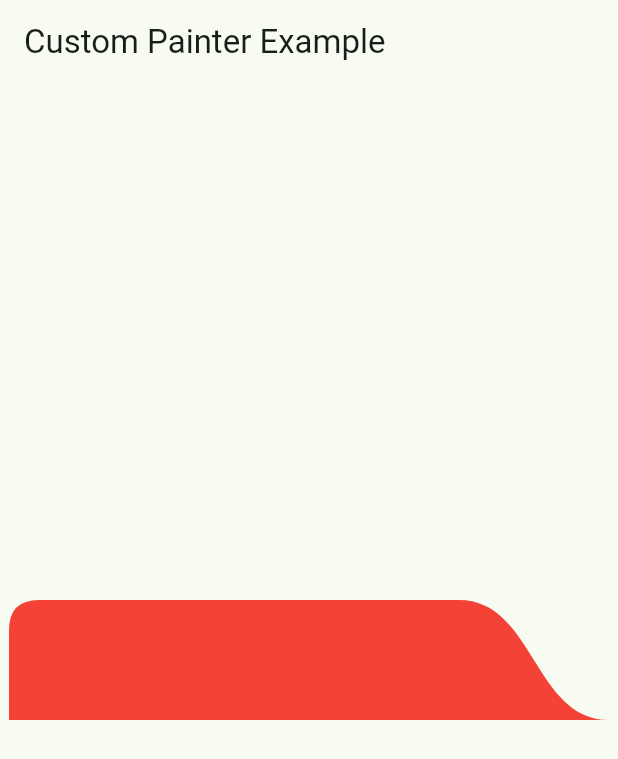
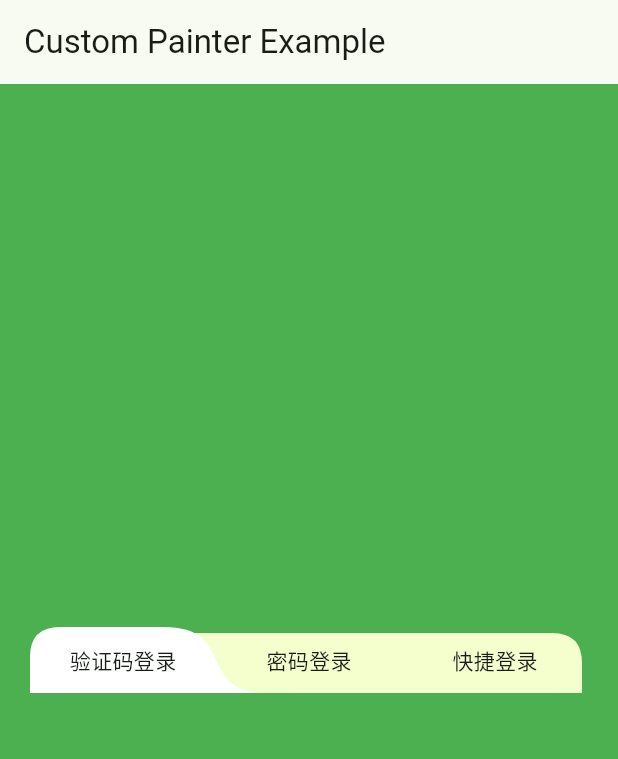
Before and after one commit to zp0708/field_login, a Flutter app: the screen it shows after launch, on a phone screen of 412 x 824 dp. Shown: the top 759 px of the screen. Run offline on Flutter 3.47's test engine with Material 3 defaults, Android fonts, the phone set to English and light mode, and no system bars.

Commit message:
shape tab

```diff
--- a/lib/main.dart
+++ b/lib/main.dart
@@ -1,3 +1,4 @@
+import 'package:field_login/widgets/shape_tab_widget/shape_tab_widget.dart';
 import 'package:flutter/material.dart';
 import 'widgets/login_tab_widget.dart';
 import 'widgets/background_widget.dart';
@@ -5,45 +6,6 @@ import 'widgets/phone_input_widget.dart';
 
 void main() {
   runApp(const MyApp());
-}
-
-class LoginTabShape extends StatelessWidget {
-  const LoginTabShape({super.key});
-
-  @override
-  Widget build(BuildContext context) {
-    return SizedBox(
-      width: 400,
-      height: 80,
-      child: CustomPaint(
-        painter: TabPainter(),
-      ),
-    );
-  }
-}
-
-class TabPainter extends CustomPainter {
-  @override
-  void paint(Canvas canvas, Size size) {
-    final paintLeft = Paint()..color = Colors.red;
-
-    final pathLeft = Path();
-    final width = size.width;
-    final w = 100;
-    pathLeft.moveTo(0, size.height);
-    pathLeft.lineTo(0, 20);
-    pathLeft.quadraticBezierTo(0, 0, 20, 0); // 左上圆角
-    pathLeft.lineTo(width - w, 0);
-    final x1 = width - w + 50;
-    pathLeft.cubicTo(x1, 0, width - 50, size.height, width, size.height); // 中间连接弧
-    pathLeft.lineTo(size.width * 0.5, size.height);
-    pathLeft.close();
-
-    canvas.drawPath(pathLeft, paintLeft);
-  }
-
-  @override
-  bool shouldRepaint(covariant CustomPainter oldDelegate) => false;
 }
 
 class MyApp extends StatelessWidget {
@@ -59,7 +21,18 @@ class MyApp extends StatelessWidget {
       ),
       home: Scaffold(
         appBar: AppBar(title: Text('Custom Painter Example')),
-        body: Center(child: LoginTabShape()),
+        body: Container(
+          padding: EdgeInsets.all(20),
+          alignment: Alignment.center,
+          color: Colors.green,
+          child: SizedBox(
+            height: 44,
+            child: ShapeTabWidget(
+              titles: ['验证码登录', '密码登录', '快捷登录'],
+              onSelectItem: (p0, p1) => print(p0),
+            ),
+          ),
+        ),
       ),
     );
   }
--- /dev/null
+++ b/lib/widgets/shape_tab_widget/painters/tab_background_painter.dart
@@ -0,0 +1,45 @@
+import './tab_painter.dart';
+import 'package:flutter/material.dart';
+
+class TabBackgroundPainter extends TabPainter {
+  // 背景色向下延伸，处理下方组件有圆角的情况
+  final double extendBottom;
+
+  const TabBackgroundPainter({
+    super.shapeWidth,
+    super.top,
+    super.cornerRadius,
+    super.color,
+    this.extendBottom = 0,
+  });
+
+  // 绘制标签形状的 Painter
+  @override
+  void paint(Canvas canvas, Size size) {
+    // 构建背景
+    final bgPaint = Paint()..color = color;
+    final bg = Path();
+
+    // 从左下角开始
+    bg.moveTo(top, size.height + extendBottom);
+    // 画到左侧上方
+    bg.lineTo(top, cornerRadius);
+    // 左上圆角
+    bg.quadraticBezierTo(top, top, cornerRadius, top); // 左上圆角
+    // 画到中间连接弧的起点
+    bg.lineTo(size.width - cornerRadius - top, top);
+
+    // 右侧圆弧
+    bg.quadraticBezierTo(size.width - top, top, size.width - top, cornerRadius + top); // 左上圆角
+    // 画到底部中间
+    bg.lineTo(size.width - top, size.height + extendBottom);
+    bg.close();
+
+    // 绘制路径
+    canvas.drawPath(bg, bgPaint);
+  }
+
+  @override
+  // 通常不需要重绘
+  bool shouldRepaint(covariant CustomPainter oldDelegate) => false;
+}
--- /dev/null
+++ b/lib/widgets/shape_tab_widget/painters/tab_center_painter.dart
@@ -0,0 +1,47 @@
+import 'dart:math';
+
+import './tab_painter.dart';
+import 'package:flutter/material.dart';
+
+class TabCenterPainter extends TabPainter {
+  const TabCenterPainter({
+    super.shapeWidth,
+    super.top,
+    super.cornerRadius,
+    super.color,
+  });
+
+  // 绘制标签形状的 Painter
+  @override
+  void paint(Canvas canvas, Size size) {
+    // 创建红色画笔
+    final paintLeft = Paint()..color = color;
+
+    // 构建左侧路径
+    final pathLeft = Path();
+    final width = size.width;
+
+    // 从左下角开始
+    pathLeft.moveTo(0, size.height);
+
+    // (x3,y3)
+    pathLeft.cubicTo(50, size.height, shapeWidth - 50, 0, shapeWidth, 0);
+
+    // 画到右侧上方
+    pathLeft.lineTo(size.width - shapeWidth, 0);
+
+    final x1 = width - shapeWidth + 50;
+    // 中间连接弧
+    pathLeft.cubicTo(x1, 0, width - 50, size.height, width, size.height); // 中间连接弧
+    // 画到底部中间
+    pathLeft.lineTo(width, size.height);
+    pathLeft.close();
+
+    // 绘制路径
+    canvas.drawPath(pathLeft, paintLeft);
+  }
+
+  @override
+  // 通常不需要重绘
+  bool shouldRepaint(covariant CustomPainter oldDelegate) => false;
+}
--- /dev/null
+++ b/lib/widgets/shape_tab_widget/painters/tab_left_painter.dart
@@ -0,0 +1,44 @@
+import 'package:flutter/material.dart';
+import './tab_painter.dart';
+
+class TabLeftPainter extends TabPainter {
+  const TabLeftPainter({
+    super.shapeWidth,
+    super.top,
+    super.cornerRadius,
+    super.color,
+  });
+
+  // 绘制标签形状的 Painter
+  @override
+  void paint(Canvas canvas, Size size) {
+    // 创建红色画笔
+    final paintLeft = Paint()..color = Colors.white;
+
+    // 构建左侧路径
+    final pathLeft = Path();
+    final width = size.width;
+
+    // 从左下角开始
+    pathLeft.moveTo(0, size.height);
+    // 画到左侧上方
+    pathLeft.lineTo(0, cornerRadius);
+    // 左上圆角
+    pathLeft.quadraticBezierTo(0, 0, cornerRadius, 0); // 左上圆角
+    // 画到中间连接弧的起点
+    pathLeft.lineTo(width - shapeWidth, 0);
+    final x1 = width - shapeWidth + 50;
+    // 中间连接弧
+    pathLeft.cubicTo(x1, 0, width - 50, size.height, width, size.height); // 中间连接弧
+    // 画到底部中间
+    pathLeft.lineTo(width, size.height);
+    pathLeft.close();
+
+    // 绘制路径
+    canvas.drawPath(pathLeft, paintLeft);
+  }
+
+  @override
+  // 通常不需要重绘
+  bool shouldRepaint(covariant CustomPainter oldDelegate) => false;
+}
--- /dev/null
+++ b/lib/widgets/shape_tab_widget/painters/tab_painter.dart
@@ -0,0 +1,23 @@
+import 'package:flutter/material.dart';
+
+class TabPainter extends CustomPainter {
+  final double shapeWidth;
+  final double top;
+  final double cornerRadius;
+  final Color color;
+
+  const TabPainter({
+    this.shapeWidth = 80,
+    this.top = 4,
+    this.cornerRadius = 20,
+    this.color = Colors.white,
+  });
+
+  @override
+  void paint(Canvas canvas, Size size) {}
+
+  @override
+  bool shouldRepaint(covariant CustomPainter oldDelegate) {
+    throw UnimplementedError();
+  }
+}
--- /dev/null
+++ b/lib/widgets/shape_tab_widget/painters/tab_right_painter.dart
@@ -0,0 +1,44 @@
+import './tab_painter.dart';
+import 'package:flutter/material.dart';
+
+class TabRightPainter extends TabPainter {
+  const TabRightPainter({
+    super.shapeWidth,
+    super.top,
+    super.cornerRadius,
+    super.color,
+  });
+
+  // 绘制标签形状的 Painter
+  @override
+  void paint(Canvas canvas, Size size) {
+    // 创建红色画笔
+    final paintLeft = Paint()..color = color;
+
+    // 构建左侧路径
+    final pathLeft = Path();
+    final width = size.width;
+
+    // 从左下角开始
+    pathLeft.moveTo(0, size.height);
+
+    // (x3,y3)
+    pathLeft.cubicTo(50, size.height, shapeWidth - 50, 0, shapeWidth, 0);
+
+    // 画到左侧上方
+    pathLeft.lineTo(size.width - cornerRadius, 0);
+    // 右上圆角
+    pathLeft.quadraticBezierTo(size.width, 0, size.width, cornerRadius);
+
+    // 画到底部中间
+    pathLeft.lineTo(width, size.height);
+    pathLeft.close();
+
+    // 绘制路径
+    canvas.drawPath(pathLeft, paintLeft);
+  }
+
+  @override
+  // 通常不需要重绘
+  bool shouldRepaint(covariant CustomPainter oldDelegate) => false;
+}
--- /dev/null
+++ b/lib/widgets/shape_tab_widget/shape_tab_widget.dart
@@ -0,0 +1,162 @@
+import 'dart:math';
+
+import 'package:flutter/material.dart';
+import './painters/tab_background_painter.dart';
+import './painters/tab_left_painter.dart';
+import './painters/tab_right_painter.dart';
+import './painters/tab_center_painter.dart';
+import './painters/tab_painter.dart';
+
+// 一个自定义的标签形状组件，使用 CustomPaint 绘制特殊形状
+class ShapeTabWidget extends StatefulWidget {
+  final List<String> titles;
+
+  // 点击回调
+  final void Function(String, int)? onSelectItem;
+
+  // 是否可用，false 时不可点击
+  final bool enable;
+
+  // 未选中的字体配置
+  final TextStyle? textStyle;
+
+  // 选择的标题样式
+  final TextStyle? selectedTextStyle;
+
+  final double shapeWidth;
+
+  // 内间距
+  final double padding;
+
+  // 背景色向下延伸，处理下方组件有圆角的情况
+  final double extendBottom;
+
+  // 圆角
+  final double cornerRadius;
+
+  // 不规则形状背景的颜色
+  final Color shapeColor;
+
+  // 背景色
+  final Color backgroundColor;
+
+  const ShapeTabWidget({
+    super.key,
+    this.titles = const [],
+    this.textStyle,
+    this.selectedTextStyle,
+    this.shapeWidth = 70,
+    this.padding = 4,
+    this.cornerRadius = 20,
+    this.shapeColor = Colors.white,
+    this.backgroundColor = const Color(0xFFF5FFCE),
+    this.onSelectItem,
+    this.enable = true,
+    this.extendBottom = 0,
+  });
+
+  @override
+  State<ShapeTabWidget> createState() => _ShapeTabWidgetState();
+}
+
+class _ShapeTabWidgetState extends State<ShapeTabWidget> {
+  var selectIndex = 0;
+
+  double getPainterLeft(double width) {
+    if (selectIndex == 0) return 0;
+    if (selectIndex == widget.titles.length - 1) {
+      return selectIndex * width - widget.shapeWidth * 0.5;
+    }
+    return selectIndex * width - widget.shapeWidth * 0.5;
+  }
+
+  double getPainterWidth(double width) {
+    if (selectIndex == 0) return width + widget.shapeWidth * 0.5;
+    if (selectIndex == widget.titles.length - 1) {
+      return width + widget.shapeWidth * 0.5;
+    }
+    return width + widget.shapeWidth;
+  }
+
+  TabPainter getPainter() {
+    if (selectIndex == 0) {
+      return TabLeftPainter(
+        shapeWidth: widget.shapeWidth,
+        top: widget.padding,
+        cornerRadius: widget.cornerRadius,
+        color: widget.shapeColor,
+      );
+    }
+    if (selectIndex == widget.titles.length - 1) {
+      return TabRightPainter(
+        shapeWidth: widget.shapeWidth,
+        top: widget.padding,
+        cornerRadius: widget.cornerRadius,
+        color: widget.shapeColor,
+      );
+    }
+    return TabCenterPainter(
+      shapeWidth: widget.shapeWidth,
+      top: widget.padding,
+      cornerRadius: widget.cornerRadius,
+      color: widget.shapeColor,
+    );
+  }
+
+  void onSelectIndex(int index) {
+    if (selectIndex == index || !widget.enable) return;
+    setState(() {
+      selectIndex = index;
+    });
+    if (widget.onSelectItem != null) {
+      widget.onSelectItem!(widget.titles[index], index);
+    }
+  }
+
+  @override
+  Widget build(BuildContext context) {
+    // 使用 SizedBox 限定大小，CustomPaint 绘制自定义形状
+    return LayoutBuilder(
+      builder: (context, constraints) {
+        final width = constraints.maxWidth / max(widget.titles.length, 1);
+        return CustomPaint(
+          painter: TabBackgroundPainter(
+            top: widget.padding,
+            cornerRadius: widget.cornerRadius,
+            color: widget.backgroundColor,
+            extendBottom: widget.extendBottom,
+          ),
+          child: Stack(
+            children: [
+              Positioned(
+                left: getPainterLeft(width),
+                top: 0,
+                bottom: 0,
+                width: getPainterWidth(width),
+                child: CustomPaint(painter: getPainter()),
+              ),
+              Row(
+                mainAxisSize: MainAxisSize.max,
+                crossAxisAlignment: CrossAxisAlignment.stretch,
+                children: List.generate(
+                  widget.titles.length,
+                  (index) => Expanded(
+                    child: InkWell(
+                      onTap: () => onSelectIndex(index),
+                      child: Center(
+                        child: Text(
+                          widget.titles[index],
+                          style: selectIndex == index ? widget.selectedTextStyle : widget.textStyle,
+                        ),
+                      ),
+                    ),
+                  ),
+                ),
+              )
+            ],
+          ),
+        );
+      },
+    );
+  }
+}
```
